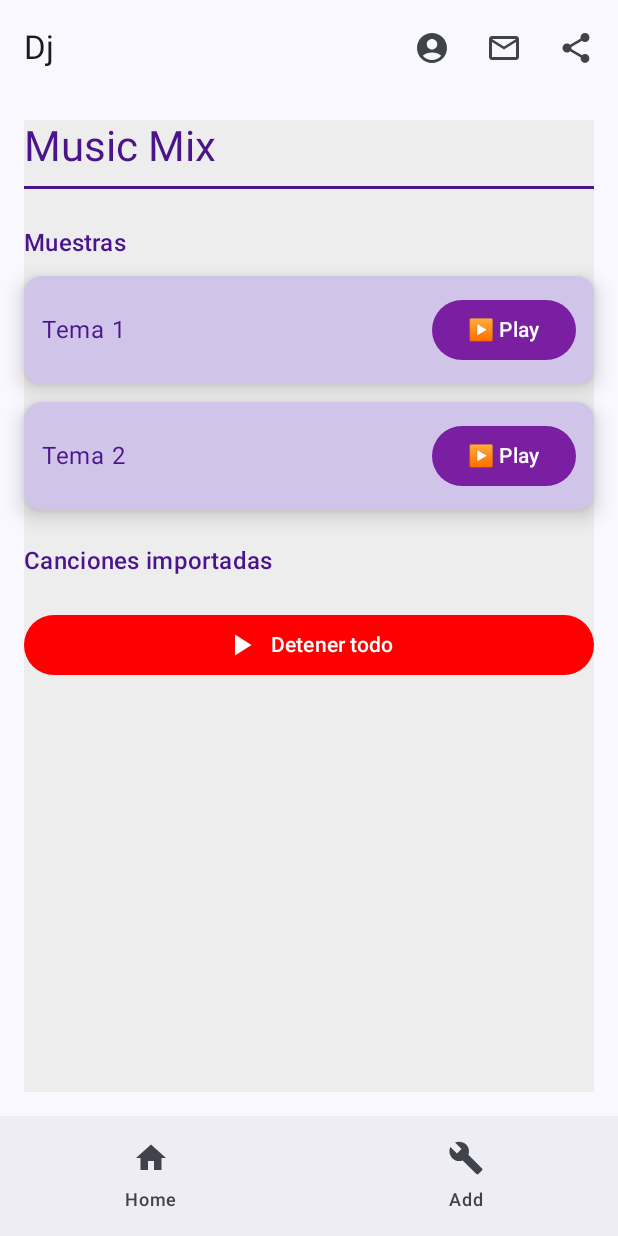
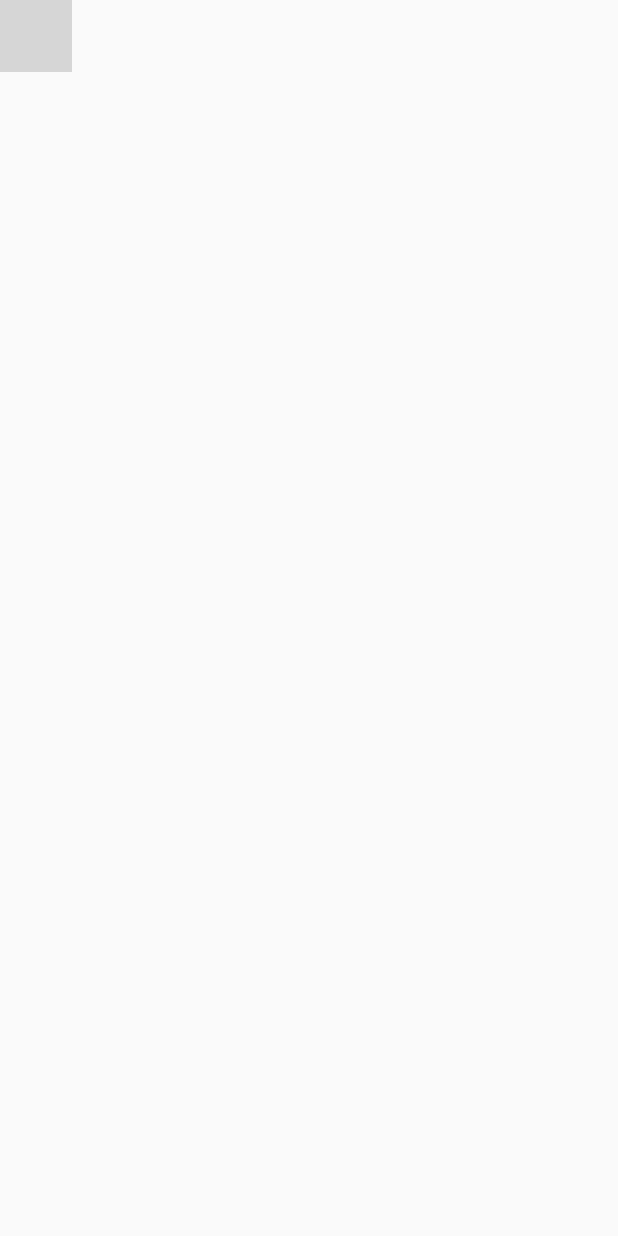
Before and after one commit to maideribarra/Repaso1TrimestreDisenoInterfacesDj, an Android app built with Jetpack Compose: the screen it shows after launch (MainActivity), on a phone screen of 412 x 824 dp. Run offline under Robolectric (Android 15) with nearby library versions, the phone set to English and light mode, and no system bars; 1 statement that could not run was skipped; grey boxes are pictures that could not be loaded.

Commit message:
Ejercicio desarrollado

```diff
--- a/app/src/main/java/com/example/mixmusic/MainActivity.kt
+++ b/app/src/main/java/com/example/mixmusic/MainActivity.kt
@@ -5,7 +5,6 @@ import androidx.activity.ComponentActivity
 import androidx.activity.compose.setContent
 import androidx.activity.enableEdgeToEdge
 import com.example.mixmusic.navigation.MainScreen
-import com.example.mixmusic.screen.MixScreen
 import com.example.mixmusic.ui.theme.MiPortafolioDeProyectosTheme
 
 class MainActivity : ComponentActivity() {
--- a/app/src/main/java/com/example/mixmusic/navigation/AppNavigation.kt
+++ b/app/src/main/java/com/example/mixmusic/navigation/AppNavigation.kt
@@ -1,102 +1,30 @@
 package com.example.mixmusic.navigation
-
-
-
 import androidx.compose.runtime.Composable
-
-import android.content.Intent
-import android.net.Uri
-
-import androidx.compose.foundation.layout.*
-import androidx.compose.material.icons.Icons
-import androidx.compose.material.icons.filled.AccountCircle
-import androidx.compose.material.icons.filled.Build
-import androidx.compose.material.icons.filled.Home
-import androidx.compose.material.icons.filled.MailOutline
-import androidx.compose.material.icons.filled.Share
 import androidx.compose.material3.*
-import androidx.compose.ui.Modifier
 import androidx.compose.ui.platform.LocalContext
-import androidx.navigation.NavHostController
-import androidx.navigation.compose.NavHost
-import androidx.navigation.compose.composable
-import androidx.navigation.compose.rememberNavController
-import com.example.mixmusic.screen.AddScreen
-import com.example.mixmusic.screen.MixScreen
-import com.example.mixmusic.viewmodel.MusicViewModel
-
-
-@Composable
-fun MainScreen() {
-    val navController = rememberNavController()
-    val context = LocalContext.current
-
-
-    Scaffold(
-        topBar = { TopBar() },
-        bottomBar = { BottomBar(navController) }
-    ) { padding ->
-        NavHost(
-            navController = navController,
-            startDestination = "home",
-            modifier = Modifier.padding(padding)
-        ) {
-            val musicViewModel = MusicViewModel()
-            composable("home") { MixScreen(musicViewModel,context) }
-            composable("add") { AddScreen(musicViewModel) }
-        }
-    }
-}
 
 @OptIn(ExperimentalMaterial3Api::class)
 @Composable
 fun TopBar() {
     TopAppBar(
-        title = { Text("Dj") },
+        title = {  },
         actions = {
             val context = LocalContext.current
             IconButton(onClick = {
-                val intent = Intent(Intent.ACTION_VIEW, Uri.parse("https://github.com/tuusuario"))
-                context.startActivity(intent)
+                //Anadir intent
             }) {
-                Icon(Icons.Default.AccountCircle, contentDescription = "GitHub")
+                //Anadir icono
             }
             IconButton(onClick = {
-                val intent = Intent(Intent.ACTION_SENDTO).apply {
-                    data = Uri.parse("mailto:tuemail@example.com")
-                    putExtra(Intent.EXTRA_SUBJECT, "Feedback Flappy Simple")
-                }
-                context.startActivity(intent)
+                //Anadir intent
+
             }) {
-                Icon(Icons.Default.MailOutline, contentDescription = "Email")
+                //Anadir icono
             }
-            IconButton(onClick = {
-                val intent = Intent(Intent.ACTION_SEND).apply {
-                    type = "text/plain"
-                    putExtra(Intent.EXTRA_TEXT, "¡Mira este juego que hice!")
-                }
-                context.startActivity(Intent.createChooser(intent, "Compartir"))
-            }) {
-                Icon(Icons.Default.Share, contentDescription = "Compartir")
-            }
+            //Anadir los demás IconButton
+
         }
     )
 }
 
-@Composable
-fun BottomBar(navController: NavHostController) {
-    NavigationBar {
-        NavigationBarItem(
-            selected = navController.currentBackStackEntry?.destination?.route == "home",
-            onClick = { navController.navigate("home") },
-            icon = { Icon(Icons.Default.Home, contentDescription = "Home") },
-            label = { Text("Home") }
-        )
-        NavigationBarItem(
-            selected = navController.currentBackStackEntry?.destination?.route == "settings",
-            onClick = { navController.navigate("add") },
-            icon = { Icon(Icons.Default.Build, contentDescription = "Settings") },
-            label = { Text("Add") }
-        )
-    }
-}
+//Anadir codigo para generar la estructura de la venta y poder navegar entre ventanas.
--- a/app/src/main/java/com/example/mixmusic/screen/MixScreen.kt
+++ b/app/src/main/java/com/example/mixmusic/screen/MixScreen.kt
@@ -1,29 +1,11 @@
 package com.example.mixmusic.screen
 
 import android.content.Context
-import androidx.compose.foundation.background
-import androidx.compose.foundation.layout.Arrangement
-import androidx.compose.foundation.layout.Column
-import androidx.compose.foundation.layout.Row
-import androidx.compose.foundation.layout.Spacer
-import androidx.compose.foundation.layout.fillMaxSize
 import androidx.compose.foundation.layout.fillMaxWidth
-import androidx.compose.foundation.layout.height
 import androidx.compose.foundation.layout.padding
-import androidx.compose.foundation.layout.width
-import androidx.compose.material.icons.Icons
-import androidx.compose.material.icons.filled.Add
-import androidx.compose.material.icons.filled.PlayArrow
-import androidx.compose.material3.Button
-import androidx.compose.material3.ButtonDefaults
 import androidx.compose.material3.Card
 import androidx.compose.material3.CardDefaults
-import androidx.compose.material3.Divider
-import androidx.compose.material3.Icon
-import androidx.compose.material3.MaterialTheme
-import androidx.compose.material3.Text
 import androidx.compose.runtime.Composable
-import androidx.compose.ui.Alignment
 import androidx.compose.ui.Modifier
 import androidx.compose.ui.graphics.Color
 import androidx.compose.ui.platform.LocalContext
@@ -32,50 +14,23 @@ import com.example.mixmusic.viewmodel.MusicViewModel
 import com.example.mixmusic.viewmodel.SoundSlot
 
 @Composable
-fun MixScreen(viewModel: MusicViewModel, context: Context = LocalContext.current) {
-    Column(modifier = Modifier
-        .fillMaxSize()
-        .padding(16.dp)
-        .background(Color(0xFFEDEDED))) {
+fun MixScreen( context: Context = LocalContext.current) {
 
-        Text(
-            "Music Mix",
-            style = MaterialTheme.typography.headlineMedium,
-            color = Color(0xFF4A148C)
-        )
-        Divider(modifier = Modifier.padding(vertical = 8.dp), color = Color(0xFF4A148C), thickness = 2.dp)
+        // Seccion de canciones fijas
+        //Anadir canciones fijas( las que alamacenamos en resources. En este caso como estamos trabajando con
+        //imagenes se tienen que almacenar dentro de la carpeta raw
 
 
-        Spacer(Modifier.height(16.dp))
 
-        // Sección de canciones fijas
-        Text("Muestras", style = MaterialTheme.typography.titleMedium, color = Color(0xFF4A148C))
-        Spacer(Modifier.height(4.dp))
-        for (track in viewModel.fixedTracks) {
-            SongCard(track, viewModel, context)
-        }
-
-        Spacer(Modifier.height(16.dp))
 
         // Sección de canciones del móvil
-        Text("Canciones importadas", style = MaterialTheme.typography.titleMedium, color = Color(0xFF4A148C))
-        Spacer(Modifier.height(4.dp))
-        for (track in viewModel.userTracks) {
-            SongCard(track, viewModel, context)
-        }
+        //Aqui deberan anadirse las canciones cargadas desde el movil en la otra pantalla
 
-        Spacer(Modifier.height(16.dp))
 
-        Button(
-            onClick = { viewModel.stopAll() },
-            colors = ButtonDefaults.buttonColors(containerColor = Color.Red),
-            modifier = Modifier.fillMaxWidth()
-        ) {
-            Icon(Icons.Default.PlayArrow, contentDescription = "Stop")
-            Spacer(Modifier.width(8.dp))
-            Text("Detener todo", color = Color.White)
-        }
-    }
+        //Aquí anadir un boton que pare todas las canciones
+
+
+
 }
 
 @Composable
@@ -87,20 +42,6 @@ fun SongCard(soundSlot: SoundSlot, viewModel: MusicViewModel, context: Context)
         elevation = CardDefaults.cardElevation(8.dp),
         colors = CardDefaults.cardColors(containerColor = Color(0xFFD1C4E9))
     ) {
-        Row(
-            modifier = Modifier
-                .fillMaxWidth()
-                .padding(12.dp),
-            horizontalArrangement = Arrangement.SpaceBetween,
-            verticalAlignment = Alignment.CenterVertically
-        ) {
-            Text(soundSlot.name, color = Color(0xFF4A148C))
-            Button(
-                onClick = { viewModel.togglePlay(soundSlot, context) },
-                colors = ButtonDefaults.buttonColors(containerColor = Color(0xFF7B1FA2))
-            ) {
-                Text(if (soundSlot.player?.isPlaying == true) "⏸️ Pausa" else "▶️ Play", color = Color.White)
-            }
-        }
+        //Anadir contenido de la tarjeta, cada cancion deberá ir en una tarjeta.
     }
 }
--- a/app/src/main/java/com/example/mixmusic/viewmodel/MusicViewModel.kt
+++ b/app/src/main/java/com/example/mixmusic/viewmodel/MusicViewModel.kt
@@ -6,6 +6,9 @@ import android.net.Uri
 import androidx.lifecycle.ViewModel
 import com.example.mixmusic.R
 
+//Esta será la estructura utilizada para almacenar las rutas de lass canciones y sus nombres
+//En el caso de las canciones cargadas desde el proyecto se utiliza resId y las cargadas desde el movil
+//soundUri
 data class SoundSlot(
     val name: String,
     val soundUri: Uri? = null,
@@ -13,22 +16,24 @@ data class SoundSlot(
     var player: MediaPlayer? = null
 )
 
+//En esta clase no hace falta anadir nada mas que el condicional y cambiar los resId
 class MusicViewModel : ViewModel() {
 
+    //cambiar resId por la ruta interna del proyecto de dichos archivos
     val fixedTracks = mutableListOf(
-        SoundSlot("Tema 1", null, R.raw.stranger),
-        SoundSlot("Tema 2", null, R.raw.uplifting)
+        SoundSlot("Tema 1", null, 0),
+        SoundSlot("Tema 2", null, 0)
     )
 
     val userTracks = mutableListOf<SoundSlot>()
 
     fun togglePlay(soundSlot: SoundSlot, context: Context) {
+
         if (soundSlot.player == null) {
-            if (soundSlot.soundUri != null) {
-                soundSlot.player = MediaPlayer.create(context, soundSlot.soundUri)
-            } else if (soundSlot.resId != null) {
-                soundSlot.player = MediaPlayer.create(context, soundSlot.resId)
-            }
+            //Aqui hay que hacer un condicional si el soundUri es diferente a nulo
+            //soundSlot.player = MediaPlayer.create(context, soundSlot.soundUri)
+            // si no:
+            //soundSlot.player = MediaPlayer.create(context, soundSlot.resId)
         }
 
         if (soundSlot.player == null) return
```
Also changed, not shown: app/src/main/java/com/example/mixmusic/screen/AddScreen.kt (+4 -33 lines).
